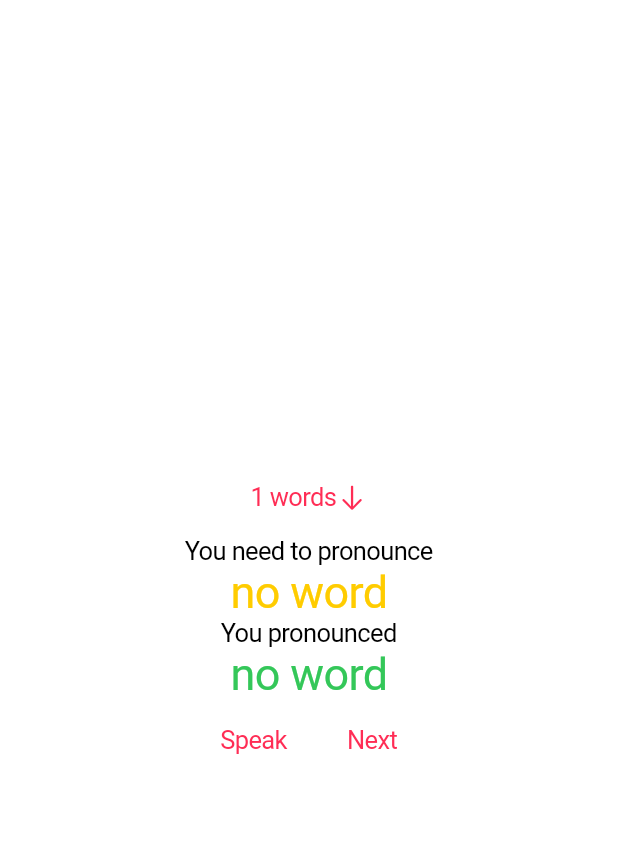
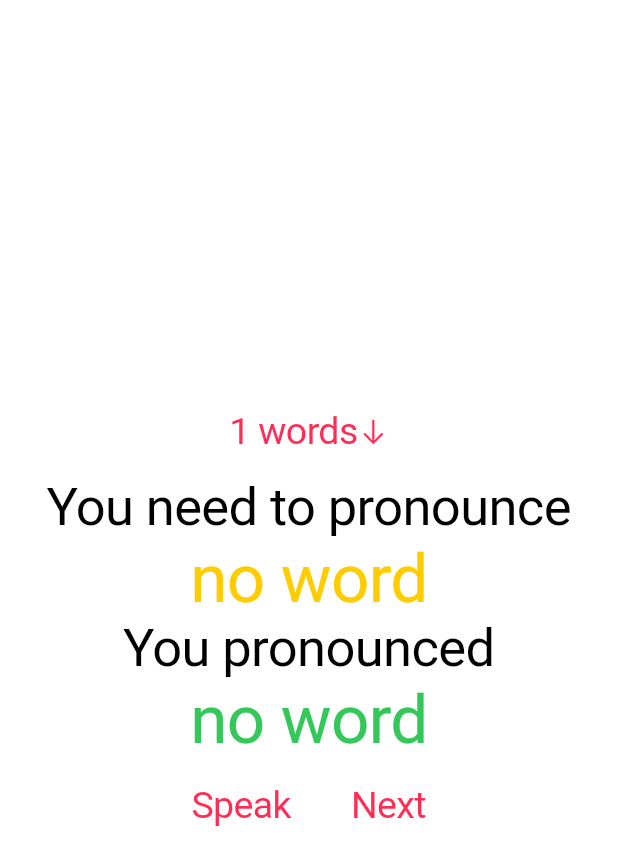
Before and after one commit to Fumaz/pronounce, a Flutter app: the screen it shows after launch, on a phone screen of 412 x 824 dp. Shown: the top 865 px of the screen. Run offline on Flutter 3.47's test engine with Material 2 defaults, Android fonts, the phone set to English and light mode, and no system bars; our stand-ins replace speech_to_text.

Commit message:
increase text size

```diff
--- a/lib/app/state.dart
+++ b/lib/app/state.dart
@@ -124,20 +124,20 @@ class PronounceState extends State<PronouncePage> {
             child: Row(
               mainAxisAlignment: MainAxisAlignment.center,
               children: [
-                Text(howManyWords.toString() + " words"),
+                Text(howManyWords.toString() + " words", style: TextStyle(fontSize: 25),),
                 const Icon(CupertinoIcons.down_arrow),
               ]
             )
           ),
-          const Text("You need to pronounce"),
-          Text(currentWord ?? "no word", style: const TextStyle(fontSize: 30, color: CupertinoColors.systemYellow), textAlign: TextAlign.center),
-          const Text("You pronounced"),
-          Text((spelledWord ?? "no word").toLowerCase(), style: TextStyle(fontSize: 30, color: spelledColor), textAlign: TextAlign.center),
+          const Text("You need to pronounce", style: TextStyle(fontSize: 35),),
+          Text(currentWord ?? "no word", style: const TextStyle(fontSize: 45, color: CupertinoColors.systemYellow), textAlign: TextAlign.center),
+          const Text("You pronounced", style: TextStyle(fontSize: 35)),
+          Text((spelledWord ?? "no word").toLowerCase(), style: TextStyle(fontSize: 45, color: spelledColor), textAlign: TextAlign.center),
           Row(
             mainAxisAlignment: MainAxisAlignment.center,
             children: [
               CupertinoButton(
-                  child: Text(speech.isListening ? "Speaking..." : "Speak",),
+                  child: Text(speech.isListening ? "Speaking..." : "Speak", style: TextStyle(fontSize: 25)),
                   onPressed: () {
                     if (speech.isListening) {
                       speech.stop();
@@ -146,7 +146,7 @@ class PronounceState extends State<PronouncePage> {
                     speak();
                   }),
               CupertinoButton(
-                  child: const Text("Next"),
+                  child: const Text("Next", style: TextStyle(fontSize: 25)),
                   onPressed: () {
                     chooseWord();
                   }),
```
